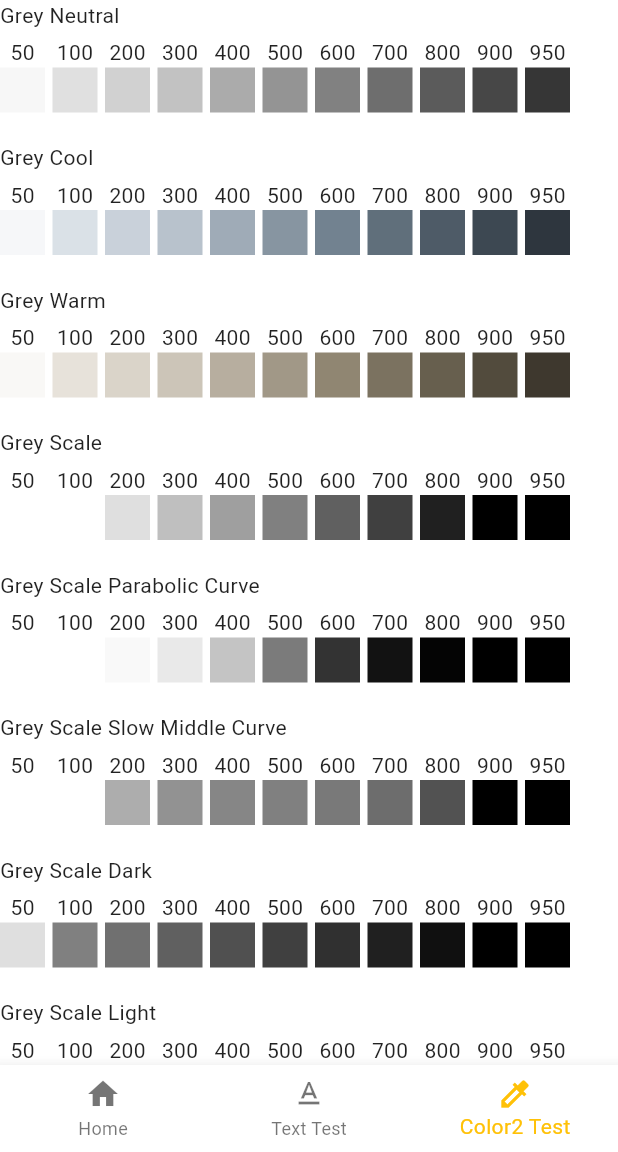
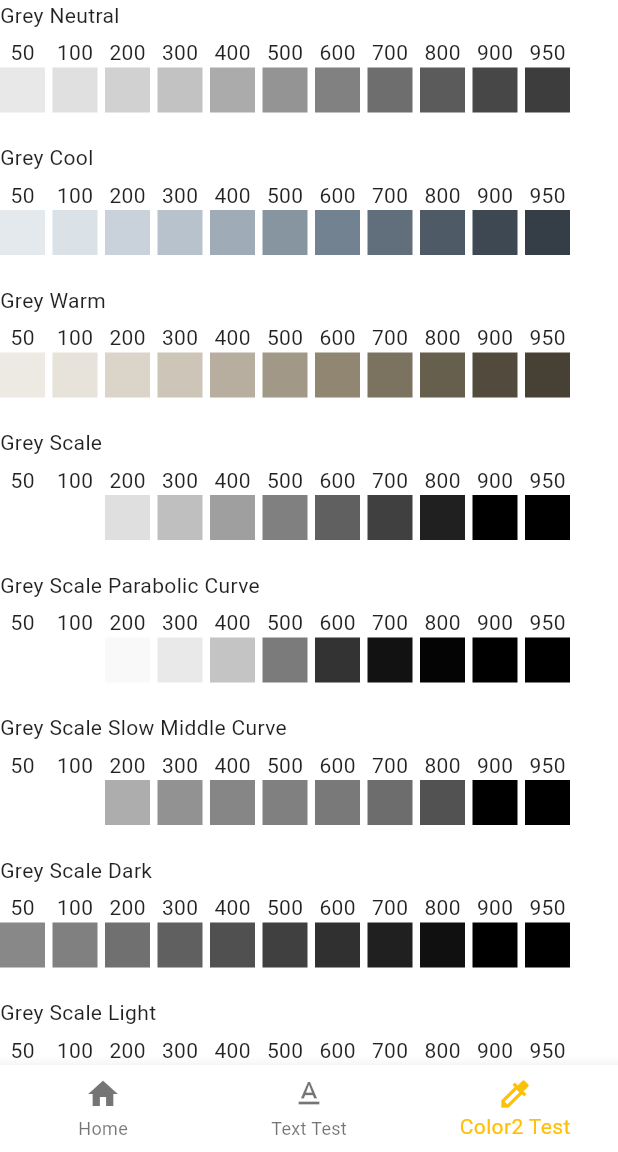
Before and after one commit to mcmah309/wind_ui, a Flutter app: the screen it shows after launch, item 3 of the bottom bar chosen, on a phone screen of 412 x 824 dp, the part 84-1236 px from its top. Run offline on Flutter 3.47's test engine with Material 3 defaults, Android fonts, the phone set to English and light mode, and no system bars.

Commit message:
feat: For 50 and 950 shades use relative interpolation

```diff
--- a/lib/src/color2.dart
+++ b/lib/src/color2.dart
@@ -18,7 +18,7 @@ class Color2 extends MaterialColor {
   /// The label for this color e.g. "background" or "primary"
   final String? label;
 
-  /// The shade a quater the way between the lightest shade ([shade900]) and white.
+  /// A step beyond the usual lightest shade.
   @override
   Color get shade50 => this[50]!;
 
@@ -58,7 +58,7 @@ class Color2 extends MaterialColor {
   @override
   Color get shade900 => this[900]!;
 
-  /// The shade quater between the darkest shade ([shade900]) and black.
+  /// A step beyond the usual darkest shade.
   Color get shade950 => this[950]!;
 
   /// Equivalent to [shade50]
@@ -194,37 +194,40 @@ class Color2 extends MaterialColor {
     }
     List<HSLColor> colorsC = colors.cast<HSLColor>();
 
-    final medium = colorsC[4].toColor();
+    final shade100C = shade100.toColor();
+    final shade200C = colorsC[1].toColor();
+    final shade300C = colorsC[2].toColor();
+    final shade400C = colorsC[3].toColor();
+    final shade500C = colorsC[4].toColor();
+    final shade600C = colorsC[5].toColor();
+    final shade700C = colorsC[6].toColor();
+    final shade800C = colorsC[7].toColor();
+    final shade900C = shade900.toColor();
+
     final Map<int, Color> swatch = {
       50: shade50?.toColor() ??
-          _interpolate(
-                  from: HSLColor.fromAHSL(shade100.alpha, shade100.hue, shade100.saturation, 1),
-                  to: shade100,
-                  tAlpha: 0.25,
-                  tHue: 0.25,
-                  tSaturation: 0.25,
-                  tLightness: 0.25)
-              .toColor(),
-      100: shade100.toColor(),
-      200: colorsC[1].toColor(),
-      300: colorsC[2].toColor(),
-      400: colorsC[3].toColor(),
-      500: medium,
-      600: colorsC[5].toColor(),
-      700: colorsC[6].toColor(),
-      800: colorsC[7].toColor(),
-      900: shade900.toColor(),
+          _relativeInterpolate(
+            from: HSLColor.fromColor(shade200C),
+            to: HSLColor.fromColor(shade100C),
+            percent: 0.5,
+          ).toColor(),
+      100: shade100C,
+      200: shade200C,
+      300: shade300C,
+      400: shade400C,
+      500: shade500C,
+      600: shade600C,
+      700: shade700C,
+      800: shade800C,
+      900: shade900C,
       950: shade950?.toColor() ??
-          _interpolate(
-                  from: shade900,
-                  to: HSLColor.fromAHSL(shade900.alpha, shade900.hue, shade900.saturation, 0),
-                  tAlpha: 0.25,
-                  tHue: 0.25,
-                  tSaturation: 0.25,
-                  tLightness: 0.25)
-              .toColor()
+          _relativeInterpolate(
+            from: HSLColor.fromColor(shade800C),
+            to: HSLColor.fromColor(shade900C),
+            percent: 0.5,
+          ).toColor()
     };
-    return Color2._(medium.value, swatch, label: label);
+    return Color2._(shade500C.value, swatch, label: label);
   }
 
   /// A color palet defined by transitioning between two shades of a hue.
@@ -286,8 +289,6 @@ class Color2 extends MaterialColor {
         tSaturation: saturationCurve.transform(tVal),
         tLightness: lightnessCurve.transform(tVal));
 
-    final shade500 = shade500Hsl.toColor();
-
     tVal = t(600);
     final shade600Hsl = _interpolate(
         from: shade100Hsl,
@@ -315,33 +316,36 @@ class Color2 extends MaterialColor {
         tSaturation: saturationCurve.transform(tVal),
         tLightness: lightnessCurve.transform(tVal));
 
+    final shade100 = shade100Hsl.toColor();
+    final shade200 = shade200Hsl.toColor();
+    final shade300 = shade300Hsl.toColor();
+    final shade400 = shade400Hsl.toColor();
+    final shade500 = shade500Hsl.toColor();
+    final shade600 = shade600Hsl.toColor();
+    final shade700 = shade700Hsl.toColor();
+    final shade800 = shade800Hsl.toColor();
+    final shade900 = shade900Hsl.toColor();
+
     final swatch = {
-      50: _interpolate(
-              from:
-                  HSLColor.fromAHSL(shade100Hsl.alpha, shade100Hsl.hue, shade100Hsl.saturation, 1),
-              to: shade100Hsl,
-              tAlpha: 0.25,
-              tHue: 0.25,
-              tSaturation: 0.25,
-              tLightness: 0.25)
-          .toColor(),
-      100: shade100Hsl.toColor(),
-      200: shade200Hsl.toColor(),
-      300: shade300Hsl.toColor(),
-      400: shade400Hsl.toColor(),
+      50: _relativeInterpolate(
+        from: HSLColor.fromColor(shade200),
+        to: HSLColor.fromColor(shade100),
+        percent: 0.5,
+      ).toColor(),
+      100: shade100,
+      200: shade200,
+      300: shade300,
+      400: shade400,
       500: shade500,
-      600: shade600Hsl.toColor(),
-      700: shade700Hsl.toColor(),
-      800: shade800Hsl.toColor(),
-      900: shade900Hsl.toColor(),
-      950: _interpolate(
-              from: shade900Hsl,
-              to: HSLColor.fromAHSL(shade100Hsl.alpha, shade100Hsl.hue, shade100Hsl.saturation, 0),
-              tAlpha: 0.25,
-              tHue: 0.25,
-              tSaturation: 0.25,
-              tLightness: 0.25)
-          .toColor()
+      600: shade600,
+      700: shade700,
+      800: shade800,
+      900: shade900,
+      950: _relativeInterpolate(
+        from: HSLColor.fromColor(shade800),
+        to: HSLColor.fromColor(shade900),
+        percent: 0.5,
+      ).toColor()
     };
 
     return Color2._(shade500.value, swatch, label: label);
@@ -386,7 +390,6 @@ class Color2 extends MaterialColor {
   }
 
   factory Color2.material(MaterialColor material, {String? label}) {
-    final nine = HSLColor.fromColor(material.shade900);
     return Color2._(
         material.value,
         {
@@ -400,14 +403,11 @@ class Color2 extends MaterialColor {
           700: material.shade700,
           800: material.shade800,
           900: material.shade900,
-          950: _interpolate(
-                  from: nine,
-                  to: HSLColor.fromAHSL(nine.alpha, nine.hue, nine.saturation, 0),
-                  tAlpha: 0.25,
-                  tHue: 0.25,
-                  tSaturation: 0.25,
-                  tLightness: 0.25)
-              .toColor()
+          950: _relativeInterpolate(
+            from: HSLColor.fromColor(material.shade800),
+            to: HSLColor.fromColor(material.shade900),
+            percent: 0.5,
+          ).toColor()
         },
         label: label);
   }
@@ -462,6 +462,24 @@ class SL {
   final double alpha;
 
   const SL({required this.saturation, required this.lightness, this.alpha = 1});
+}
+
+/// Interpolates relative to the last step size. [percent] of 1 meaning take the same step size, -1 take the same step
+/// size in the opposite direction. [to] will always be the reference, so if you want the opposite direction, switch
+/// the inputs.
+HSLColor _relativeInterpolate(
+    {required HSLColor from, required HSLColor to, required double percent}) {
+  final alphaStep = to.alpha - from.alpha;
+  final hueStep = to.hue - from.hue;
+  final saturationStep = to.saturation - from.saturation;
+  final lightnessStep = to.lightness - from.lightness;
+  final ref = to;
+  return HSLColor.fromAHSL(
+    clampDouble(ref.alpha + (alphaStep * percent), 0.0, 1.0),
+    (ref.hue + (hueStep * percent)) % 360.0,
+    clampDouble(ref.saturation + (saturationStep * percent), 0.0, 1.0),
+    clampDouble(ref.lightness + (lightnessStep * percent), 0.0, 1.0),
+  );
 }
 
 // Dev Note: Taken originally from [HSLColor.lerp]
```
